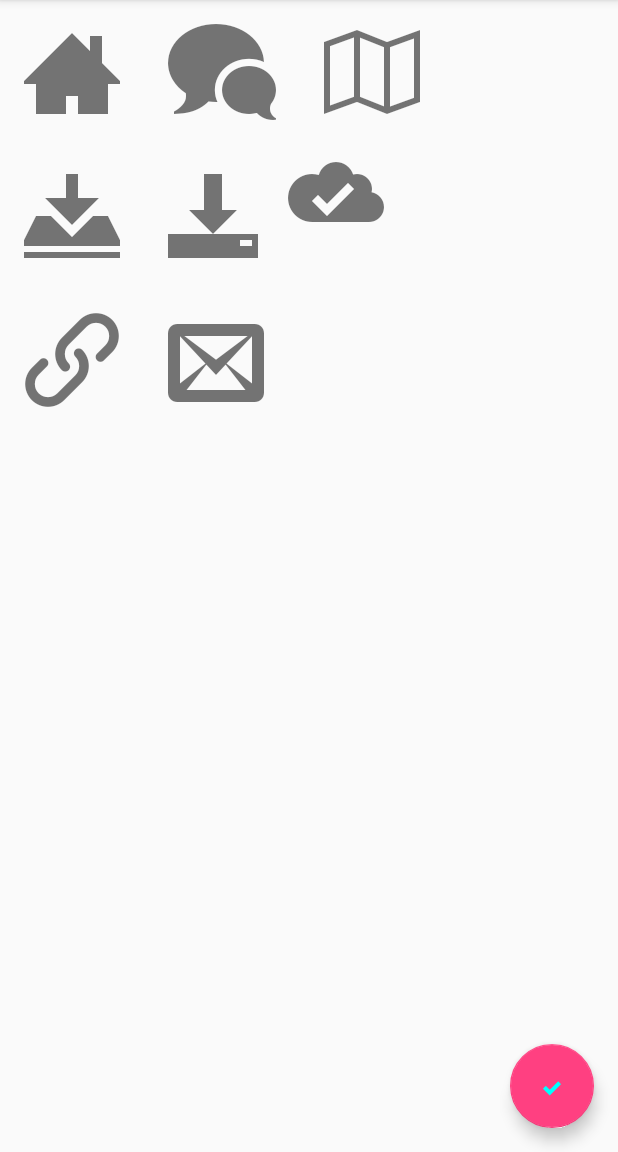
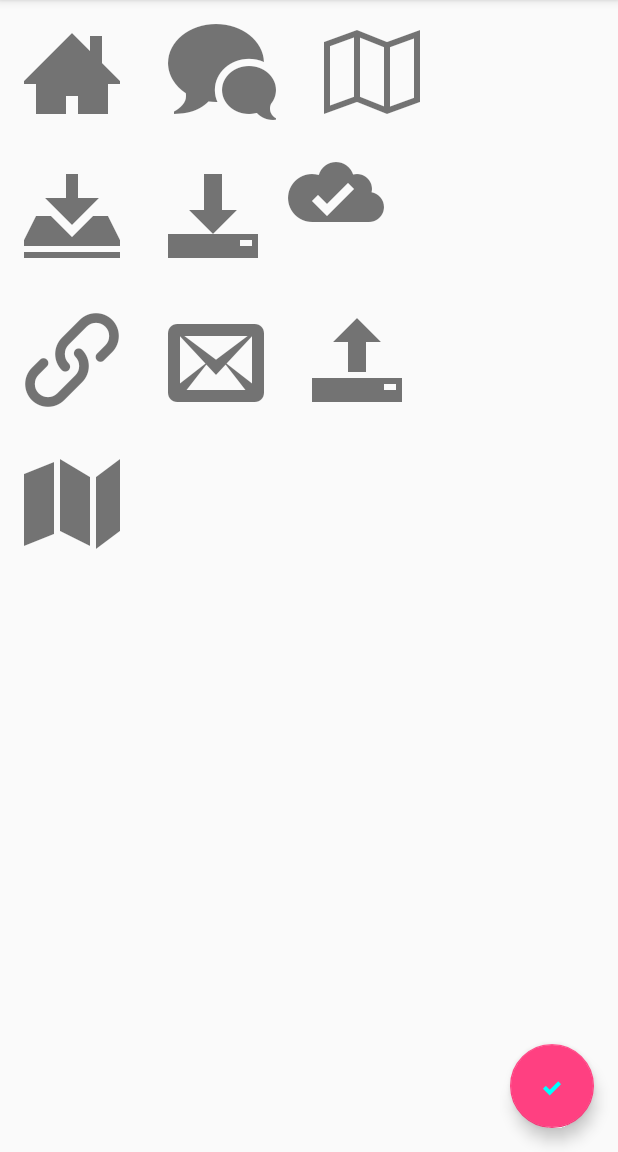
Before and after one commit to zibilal/LayoutTestApp, an Android app: the screen it shows after launch (MainActivity), on a phone screen of 412 x 824 dp, the part 84-1236 px from its top. Run offline under Robolectric (Android 15) with nearby library versions, the phone set to English and light mode, and no system bars; our stand-ins replace ButterKnife, Volley; libraries missing offline, so code that uses them is left out: rx.android.schedulers, rx.schedulers.

Commit message:
New commit

```diff
--- a/app/src/main/AndroidManifest.xml
+++ b/app/src/main/AndroidManifest.xml
@@ -3,6 +3,8 @@
     package="com.zibilal.layouttestapp">
 
     <uses-permission android:name="android.permission.INTERNET" />
+    <uses-permission android:name="android.permission.READ_CALL_LOG" />
+    <uses-permission android:name="android.permission.READ_CALENDAR" />
 
     <application
         android:allowBackup="true"
--- a/app/src/main/java/com/zibilal/layouttestapp/App.java
+++ b/app/src/main/java/com/zibilal/layouttestapp/App.java
@@ -1,9 +1,9 @@
 package com.zibilal.layouttestapp;
 
 import android.app.Application;
-import android.content.Intent;
 
-import com.zibilal.layouttestapp.service.MyService;
+import com.zibilal.layouttestapp.data.worker.CalendarFetcher;
+import com.zibilal.layouttestapp.data.worker.CallLogFetcher;
 
 /**
  * Created by Bilal on 1/8/2016.
@@ -14,6 +14,8 @@ public class App extends Application {
         super.onCreate();
 
         // Starting service
-        startService(new Intent(getBaseContext(), MyService.class));
+        //startService(new Intent(getBaseContext(), MyService.class));
+        CallLogFetcher.init(getBaseContext());
+        CalendarFetcher.init(getBaseContext());
     }
 }
--- a/app/src/main/java/com/zibilal/layouttestapp/MainActivity.java
+++ b/app/src/main/java/com/zibilal/layouttestapp/MainActivity.java
@@ -1,34 +1,47 @@
 package com.zibilal.layouttestapp;
 
+import android.Manifest;
 import android.app.NotificationManager;
 import android.app.PendingIntent;
+import android.app.ProgressDialog;
 import android.content.Context;
 import android.content.Intent;
+import android.content.pm.PackageManager;
 import android.graphics.Color;
+import android.os.Build;
 import android.os.Bundle;
 import android.support.design.widget.FloatingActionButton;
+import android.support.v4.app.ActivityCompat;
 import android.support.v4.app.NotificationCompat;
+import android.support.v4.content.ContextCompat;
 import android.support.v7.app.AppCompatActivity;
 import android.util.Log;
 import android.view.View;
 import android.widget.Toast;
 
 import com.android.volley.Request;
-import com.android.volley.Response;
-import com.android.volley.VolleyError;
 import com.android.volley.toolbox.Volley;
 import com.zibilal.layouttestapp.customs.IcoMoonDrawable;
+import com.zibilal.layouttestapp.data.worker.CalendarFetcher;
+import com.zibilal.layouttestapp.data.worker.CallLogFetcher;
 import com.zibilal.layouttestapp.service.MyService;
 import com.zibilal.volley.AuthRequest;
 
 import org.json.JSONException;
 import org.json.JSONObject;
 
+import java.util.Date;
+import java.util.List;
+
 import butterknife.Bind;
 import butterknife.ButterKnife;
 import butterknife.OnClick;
+import rx.Subscriber;
 
 public class MainActivity extends AppCompatActivity {
+
+    private static final int REQUEST_PERMISSION_CALL_LOG = 111;
+    private static final int REQUEST_PERMISSION_CALENDAR = 112;
 
     @Bind(R.id.fab)
     FloatingActionButton mFab;
@@ -70,6 +83,75 @@ public class MainActivity extends AppCompatActivity {
         startTest();
     }
 
+    @OnClick(R.id.start_fetch_calendar) public void onStartFetchCalendar(View view) {
+        boolean fetch= true;
+        if (Build.VERSION.SDK_INT >= Build.VERSION_CODES.M) {
+            int permissionCheckReadCalendars = ContextCompat.checkSelfPermission(this, Manifest.permission.READ_CALENDAR);
+            if (permissionCheckReadCalendars != PackageManager.PERMISSION_GRANTED) {
+                fetch = false;
+                ActivityCompat.requestPermissions(this, new String[] {Manifest.permission.READ_CALENDAR}, REQUEST_PERMISSION_CALENDAR );
+            }
+        }
+
+        if (fetch) {
+            mProgressDialog = ProgressDialog.show(this, "Fetch Calendar", "Fetching calendar", true, false);
+            fetchCalendar(mSubs);
+        }
+    }
+
+    @OnClick(R.id.start_fetch_callog) public void onStartFetchCallog(View view) {
+        boolean fetch=true;
+        if (Build.VERSION.SDK_INT >= Build.VERSION_CODES.M) {
+            int permissionCheckReadCallLog = ContextCompat.checkSelfPermission(this, Manifest.permission.READ_CALL_LOG);
+
+            if (permissionCheckReadCallLog != PackageManager.PERMISSION_GRANTED) {
+                fetch = false;
+                ActivityCompat.requestPermissions(this, new String[] {Manifest.permission.READ_CALL_LOG}, REQUEST_PERMISSION_CALL_LOG);
+            }
+        }
+
+        if (fetch) {
+            mProgressDialog = ProgressDialog.show(this, "Fetch Call Log", "Fetching call log", true, false);
+            fetchCallog(mSubs);
+        }
+    }
+
+    private Subscriber<List<String>> mSubs = new Subscriber<List<String>>() {
+        @Override
+        public void onCompleted() {
+
+        }
+
+        @Override
+        public void onError(Throwable e) {
+            Toast.makeText(MainActivity.this, "Exception is occured: " + e.getMessage(), Toast.LENGTH_SHORT).show();
+        }
+
+        @Override
+        public void onNext(List<String> strings) {
+            if (mProgressDialog != null)
+                mProgressDialog.dismiss();
+
+            Toast.makeText(MainActivity.this, "Result: " + strings.size(), Toast.LENGTH_SHORT).show();
+            for (String s : strings) {
+                Log.d(MainActivity.class.getSimpleName(), "S: " + s );
+            }
+            Log.d(MainActivity.class.getSimpleName(), "Fetch is finished " + new Date());
+        }
+    };
+
+    private ProgressDialog mProgressDialog;
+
+    private void fetchCalendar(Subscriber<List<String>> subs) {
+        Log.d(MainActivity.class.getSimpleName(), "Fetch is starting " + new Date());
+        CalendarFetcher.getInstance().fetchCalendars(subs);
+    }
+
+    private void fetchCallog(Subscriber<List<String>> subs) {
+        Log.d(MainActivity.class.getSimpleName(), "Fetch is starting " + new Date());
+        CallLogFetcher.getInstance().fetchCallLog(subs, "+61277488708973648");
+    }
+
     private void startTest() {
         try {
             JSONObject params = new JSONObject();
@@ -101,9 +183,7 @@ public class MainActivity extends AppCompatActivity {
         PendingIntent contentIntent = PendingIntent.getActivity(this, 0, showIntent, PendingIntent.FLAG_UPDATE_CURRENT);
         builder.setContentIntent(contentIntent);
 
-        new Thread(new Runnable() {
-            @Override
-            public void run() {
+        new Thread(() -> {
                 int i;
                 for (i=0; i <= 100; i+=5) {
                     builder.setProgress(100, i, false);
@@ -116,8 +196,7 @@ public class MainActivity extends AppCompatActivity {
                 }
                 builder.setContentText("Download complete").setProgress(0, 0, false);
                 notificationManager.notify(id, builder.build());
-            }
-        }).start();
+            }).start();
     }
 
     @Override
@@ -132,4 +211,35 @@ public class MainActivity extends AppCompatActivity {
         checkDrawable.setColor(Color.CYAN);
         mFab.setImageDrawable(checkDrawable);
     }
+
+    @Override
+    public void onRequestPermissionsResult(int requestCode, String[] permissions, int[] grantResults) {
+        boolean granted = false;
+        switch (requestCode) {
+            case REQUEST_PERMISSION_CALL_LOG:
+                if (grantResults != null) {
+                    for (int grant : grantResults) {
+                        granted = (grant == PackageManager.PERMISSION_GRANTED);
+                    }
+                    if (granted) {
+                        Toast.makeText(this, "Permission is granted, start fetching call log...", Toast.LENGTH_SHORT).show();
+                        mProgressDialog = ProgressDialog.show(this, "Fetch Call Log", "Fetching call log", true, false);
+                        fetchCallog(mSubs);
+                    }
+                }
+                break;
+            case REQUEST_PERMISSION_CALENDAR:
+                if (grantResults != null) {
+                    for (int grant : grantResults) {
+                        granted = (grant == PackageManager.PERMISSION_GRANTED);
+                    }
+                    if (granted) {
+                        Toast.makeText(this, "Permission is granted, start fetching calendar...", Toast.LENGTH_SHORT).show();
+                        mProgressDialog = ProgressDialog.show(this, "Fetch Calendar", "Fetching calendar", true, false);
+                        fetchCalendar(mSubs);
+                    }
+                }
+                break;
+        }
+    }
 }
--- /dev/null
+++ b/app/src/main/java/com/zibilal/layouttestapp/data/worker/CalendarFetcher.java
@@ -0,0 +1,87 @@
+package com.zibilal.layouttestapp.data.worker;
+
+import android.content.ContentResolver;
+import android.content.Context;
+import android.database.Cursor;
+import android.provider.CalendarContract;
+
+import org.json.JSONObject;
+
+import java.util.ArrayList;
+import java.util.List;
+
+import rx.Observable;
+import rx.Subscriber;
+import rx.android.schedulers.AndroidSchedulers;
+import rx.schedulers.Schedulers;
+
+/**
+ * Created by Bilal on 1/14/2016.
+ */
+public class CalendarFetcher {
+
+    private static CalendarFetcher _instance;
+    private ContentResolver mContentResolver;
+
+    private CalendarFetcher(Context context) {
+        mContentResolver = context.getContentResolver();
+    }
+
+    public static void init(Context context) {
+        if (_instance == null) {
+            _instance = new CalendarFetcher(context);
+        }
+    }
+
+    public static CalendarFetcher getInstance() {
+        if (_instance == null)
+            throw new IllegalStateException("Uninitialized ...");
+        return _instance;
+    }
+
+    public void fetchCalendars(Subscriber<List<String>> subs) {
+        Observable<List<String>> observable = Observable.create(subscriber -> {
+            Cursor cursor = null;
+            try {
+                String[] projection = new String[] {
+                        CalendarContract.Calendars._ID,
+                        CalendarContract.Calendars.NAME,
+                        CalendarContract.Calendars.ACCOUNT_NAME,
+                        CalendarContract.Calendars.ACCOUNT_TYPE
+                };
+                cursor = mContentResolver.query(CalendarContract.Calendars.CONTENT_URI,
+                        projection, CalendarContract.Calendars.VISIBLE + " = 1",
+                        null, CalendarContract.Calendars._ID + " ASC");
+                List<String> result = new ArrayList<>();
+                if (cursor != null) {
+                    while (cursor.moveToNext()) {
+                        String id = cursor.getString(cursor.getColumnIndex(CalendarContract.Calendars._ID));
+                        String name = cursor.getString(cursor.getColumnIndex(CalendarContract.Calendars.NAME));
+                        String accountName = cursor.getString(cursor.getColumnIndex(CalendarContract.Calendars.ACCOUNT_NAME));
+                        int accountType = cursor.getInt(cursor.getColumnIndex(CalendarContract.Calendars.ACCOUNT_TYPE));
+                        JSONObject jobj = new JSONObject();
+                        jobj.put("id", id);
+                        jobj.put("name", name);
+                        jobj.put("account_name", accountName);
+                        jobj.put("account_type", accountType);
+                        result.add(jobj.toString());
+                    }
+                }
+                subscriber.onNext(result);
+                subscriber.onCompleted();
+            } catch (SecurityException e) {
+                e.printStackTrace();
+                subscriber.onError(e);
+            } catch (Exception e) {
+                e.printStackTrace();
+                subscriber.onError(e);
+            } finally {
+                if (cursor != null)
+                    cursor.close();
+            }
+        });
+        observable.subscribeOn(Schedulers.io())
+                .observeOn(AndroidSchedulers.mainThread())
+                .subscribe(subs);
+    }
+}
--- /dev/null
+++ b/app/src/main/java/com/zibilal/layouttestapp/data/worker/CallLogFetcher.java
@@ -0,0 +1,135 @@
+package com.zibilal.layouttestapp.data.worker;
+
+import android.content.ContentResolver;
+import android.content.Context;
+import android.database.Cursor;
+import android.provider.CallLog;
+import android.util.Log;
+
+import org.json.JSONObject;
+
+import java.util.ArrayList;
+import java.util.List;
+
+import rx.Observable;
+import rx.Subscriber;
+import rx.android.schedulers.AndroidSchedulers;
+import rx.schedulers.Schedulers;
+
+/**
+ * Created by Bilal on 1/14/2016.
+ */
+public class CallLogFetcher {
+    private static CallLogFetcher _instance;
+
+    private ContentResolver mContentResolver;
+
+    private CallLogFetcher(Context context) {
+        mContentResolver = context.getContentResolver();
+    }
+
+    public static void init(Context context) {
+        if (_instance == null) {
+            _instance = new CallLogFetcher(context);
+        }
+    }
+
+    public static CallLogFetcher getInstance(){
+        if (_instance == null)
+            throw new IllegalStateException("Please init this object first by calling CallLogFetcher.init(context)");
+
+        return _instance;
+    }
+
+    public void fetchCallLog(Subscriber<List<String>> subs, String phoneNumber) {
+        Observable<List<String>> observable = Observable.create(subscriber -> {
+            Cursor cursor = null;
+            try {
+                List<String> result = new ArrayList<>();
+                String whereClause = CallLog.Calls.NUMBER + "=?";
+                String[] selectionArgs = {phoneNumber};
+                cursor = mContentResolver.query(CallLog.Calls.CONTENT_URI, null, whereClause,
+                            selectionArgs, CallLog.Calls.DEFAULT_SORT_ORDER
+                        );
+                if (cursor != null) {
+                    while (cursor.moveToNext()) {
+                        JSONObject jobj = new JSONObject();
+                        String name = cursor.getString(cursor.getColumnIndex(CallLog.Calls.CACHED_NAME));
+                        String cacheNumber = cursor.getString(cursor.getColumnIndex(CallLog.Calls.CACHED_NUMBER_LABEL));
+                        String number = cursor.getString(cursor.getColumnIndex(CallLog.Calls.NUMBER));
+                        long dateTimeMillis = cursor.getLong(cursor.getColumnIndex(CallLog.Calls.DATE));
+                        long durationMillis = cursor.getLong(cursor.getColumnIndex(CallLog.Calls.DURATION));
+                        int type = cursor.getInt(cursor.getColumnIndex(CallLog.Calls.TYPE));
+                        jobj.put("name", name);
+                        jobj.put("cache_number", cacheNumber);
+                        jobj.put("number", number);
+                        jobj.put("date_time_millis", dateTimeMillis);
+                        jobj.put("duration_millis", durationMillis);
+                        jobj.put("type", type);
+                        result.add(jobj.toString());
+                    }
+                }
+
+                subscriber.onNext(result);
+                subscriber.onCompleted();
+            } catch (SecurityException e) {
+                e.printStackTrace();
+                subscriber.onError(e);
+            } catch (Exception e) {
+                e.printStackTrace();
+                subscriber.onError(e);
+            } finally {
+                if (cursor != null) {
+                    cursor.close();
+                }
+            }
+        });
+        observable.subscribeOn(Schedulers.io())
+                .observeOn(AndroidSchedulers.mainThread())
+                .subscribe(subs);
+    }
+
+    public void fetchCallLog(Subscriber<List<String>> subs) {
+        Observable<List<String>> observable = Observable.create(subscriber -> {
+            Cursor cursor = null;
+            try {
+                List<String> result = new ArrayList<>();
+                cursor = mContentResolver.query(CallLog.Calls.CONTENT_URI,
+                        null, null, null, CallLog.Calls.DEFAULT_SORT_ORDER);
+                if (cursor != null) {
+                    while (cursor.moveToNext()) {
+                        JSONObject jobj = new JSONObject();
+                        String name = cursor.getString(cursor.getColumnIndex(CallLog.Calls.CACHED_NAME));
+                        String cacheNumber = cursor.getString(cursor.getColumnIndex(CallLog.Calls.CACHED_NUMBER_LABEL));
+                        String number = cursor.getString(cursor.getColumnIndex(CallLog.Calls.NUMBER));
+                        long dateTimeMillis = cursor.getLong(cursor.getColumnIndex(CallLog.Calls.DATE));
+                        long durationMillis = cursor.getLong(cursor.getColumnIndex(CallLog.Calls.DURATION));
+                        int type = cursor.getInt(cursor.getColumnIndex(CallLog.Calls.TYPE));
+                        jobj.put("name", name);
+                        jobj.put("cache_number", cacheNumber);
+                        jobj.put("number", number);
+                        jobj.put("date_time_millis", dateTimeMillis);
+                        jobj.put("duration_millis", durationMillis);
+                        jobj.put("type", type);
+                        result.add(jobj.toString());
+                    }
+                }
+                subscriber.onNext(result);
+                subscriber.onCompleted();
+            } catch (SecurityException e) {
+                Log.e(CallLogFetcher.class.getSimpleName(), "Security exception is occured: " + e.getMessage());
+                subscriber.onError(e);
+            } catch (Exception e) {
+                Log.e(CallLogFetcher.class.getSimpleName(), "Exception is occured: " + e.getMessage());
+                subscriber.onError(e);
+            } finally {
+                if (cursor != null) {
+                    cursor.close();
+                }
+            }
+        });
+        observable.observeOn(AndroidSchedulers.mainThread())
+                .subscribeOn(Schedulers.io())
+                .subscribe(subs);
+    }
+}
--- a/app/src/main/res/layout/activity_main.xml
+++ b/app/src/main/res/layout/activity_main.xml
@@ -65,8 +65,7 @@
         <LinearLayout
             android:layout_width="wrap_content"
             android:layout_height="wrap_content"
-            android:orientation="horizontal"
-            android:layout_gravity="">
+            android:orientation="horizontal">
             <com.zibilal.layouttestapp.customs.IcoMoonTextView
                 android:layout_width="wrap_content"
                 android:layout_height="wrap_content"
@@ -81,6 +80,25 @@
                 android:text="@string/icon_envelop"
                 android:layout_margin="16dp"
                 android:id="@+id/start_test_api"/>
+            <com.zibilal.layouttestapp.customs.IcoMoonTextView
+                android:layout_width="wrap_content"
+                android:layout_height="wrap_content"
+                android:textSize="64sp"
+                android:text="@string/icon_upload3"
+                android:layout_margin="16dp"
+                android:id="@+id/start_fetch_callog"/>
+        </LinearLayout>
+        <LinearLayout
+            android:layout_width="wrap_content"
+            android:layout_height="wrap_content"
+            android:orientation="horizontal">
+            <com.zibilal.layouttestapp.customs.IcoMoonTextView
+                android:layout_width="wrap_content"
+                android:layout_height="wrap_content"
+                android:textSize="64sp"
+                android:text="@string/icon_map"
+                android:layout_margin="16dp"
+                android:id="@+id/start_fetch_calendar"/>
         </LinearLayout>
     </LinearLayout>
     <android.support.design.widget.FloatingActionButton
```
